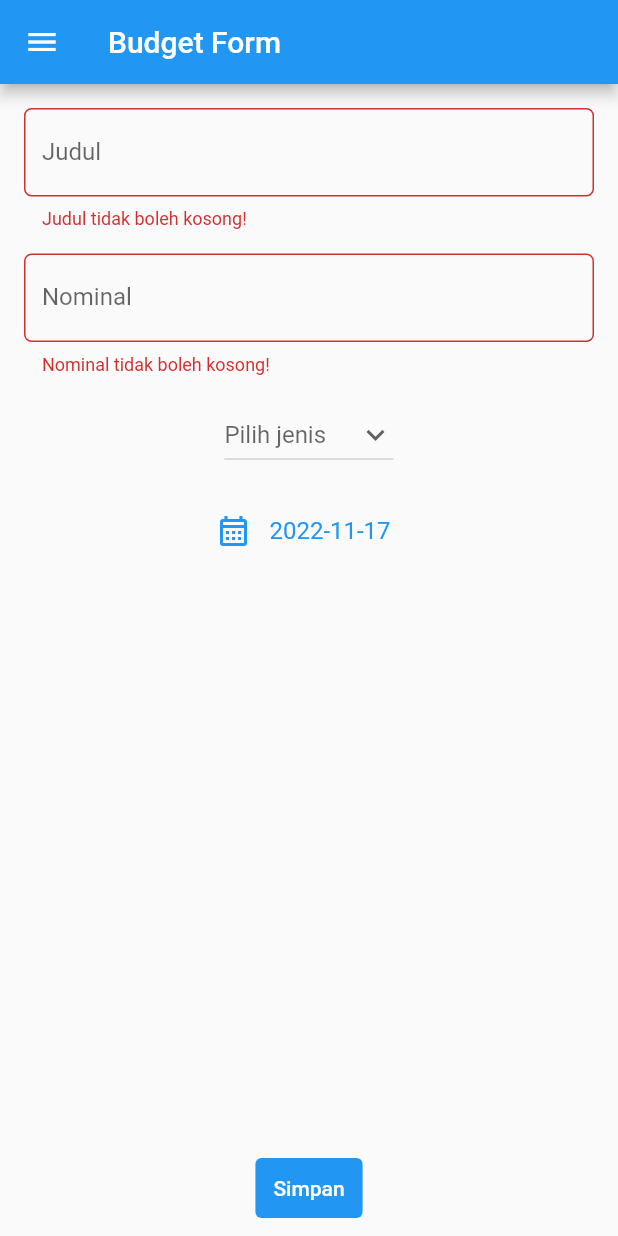
After one commit to aidahputri/pbp-flutter-lab, a Flutter app: the BudgetForm screen opened by its route, after a tap on "Simpan", on a phone screen of 412 x 824 dp. The commit adds this screen. Run offline on Flutter 3.47's test engine with Material 2 defaults, Android fonts, the phone set to English and light mode, and no system bars.

Commit message:
finish Tugas 8

```diff
--- /dev/null
+++ b/lib/budget.dart
@@ -0,0 +1,28 @@
+class Budget {
+  static List<Budget> listBudget = [];
+  String title;
+  int nominal;
+  String type;
+  DateTime date;
+
+  Budget({
+    required this.title,
+    required this.nominal,
+    required this.type,
+    required this.date,
+  });
+
+  static void addBudget({
+    required judul,
+    required nominal,
+    required jenis,
+    required tanggal,
+  }) {
+    listBudget.add(Budget(
+      title: judul,
+      nominal: nominal,
+      type: jenis,
+      date: tanggal,
+    ));
+  }
+}
--- /dev/null
+++ b/lib/drawer.dart
@@ -0,0 +1,49 @@
+import 'package:flutter/material.dart';
+import 'package:counter_7/main.dart';
+import 'package:counter_7/form.dart';
+import 'package:counter_7/budget_data.dart';
+
+Drawer drawerBuild(BuildContext context) {
+  String? route = ModalRoute.of(context)?.settings.name;
+
+  return Drawer(
+    child: Column(
+      children: [
+        // Menambahkan clickable menu
+        ListTile(
+          title: const Text('Counter_7'),
+          onTap: () {
+            // ke homepage
+            if (route == '/') {
+              Navigator.pop(context);
+            } else {
+              Navigator.pushReplacementNamed(context, '/');
+            }
+          },
+        ),
+
+        ListTile(
+          title: const Text('Tambah Budget'),
+          onTap: () {
+            if (route == '/budget-form') {
+              Navigator.pop(context);
+            } else { // ke form budget
+              Navigator.pushReplacementNamed(context, '/budget-form');
+            }
+          },
+        ),
+
+        ListTile(
+          title: const Text('Data Budget'),
+          onTap: () {
+            if (route == '/budget-data') {
+              Navigator.pop(context);
+            } else { // ke data budget
+              Navigator.pushReplacementNamed(context, '/budget-data');
+            }
+          },
+        ),
+      ],
+    ),
+  );
+}
--- /dev/null
+++ b/lib/form.dart
@@ -0,0 +1,239 @@
+import 'package:flutter/material.dart';
+import 'package:counter_7/budget.dart';
+import 'package:counter_7/drawer.dart';
+
+class BudgetForm extends StatefulWidget {
+  const BudgetForm({super.key});
+
+  @override
+  State<BudgetForm> createState() => _BudgetFormState();
+}
+
+class _BudgetFormState extends State<BudgetForm> {
+  final _formKey = GlobalKey<FormState>();
+  String _judul = '';
+  int _nominal = 0;
+  String _jenis = '';
+  DateTime? _date = DateTime.now();
+
+  @override
+  Widget build(BuildContext context) {
+    return Scaffold(
+      appBar: AppBar(
+        title: const Text('Budget Form'),
+      ),
+      drawer: drawerBuild(context),
+      body: Form(
+        key: _formKey,
+        child: Padding(
+          padding: const EdgeInsets.all(8.0),
+          child: Column(
+            mainAxisSize: MainAxisSize.max,
+            children: [
+              // Input title
+              Padding(
+                padding: const EdgeInsets.all(8.0),
+                child: TextFormField(
+                  decoration: InputDecoration(
+                    hintText: "Judul",
+                    labelText: "Judul",
+                    // menambahkan border
+                    border: OutlineInputBorder(
+                      borderRadius: BorderRadius.circular(5.0),
+                    ),
+                  ),
+                  // menambahkan behavior saat nama diketik
+                  onChanged: (String? value) {
+                    setState(() {
+                      _judul = value!;
+                    });
+                  },
+                  // menambahkan behavior saat data disimpan
+                  onSaved: (String? value) {
+                    setState(() {
+                      _judul = value!;
+                    });
+                  },
+                  // validasi form
+                  validator: (String? value) {
+                    if (value == null || value.isEmpty) {
+                      return 'Judul tidak boleh kosong!';
+                    }
+                    return null;
+                  },
+                ),
+
+              ),
+
+              // Input nominal
+              Padding(
+                padding: const EdgeInsets.all(8.0),
+                child: TextFormField(
+                  decoration: InputDecoration(
+                    hintText: "Nominal",
+                    labelText: "Nominal",
+                    // Menambahkan circular border agar lebih rapi
+                    border: OutlineInputBorder(
+                      borderRadius: BorderRadius.circular(5.0),
+                    ),
+                  ),
+                  keyboardType: TextInputType.number,
+                  // Menambahkan behavior saat nominal diketik
+                  onChanged: (String? value) {
+                    setState(() {
+                      if (value == null || value.isEmpty) {
+                        _nominal = 0;
+                      } else {
+                        _nominal = int.parse(value);
+                      }
+                    });
+                  },
+                  // Menambahkan behavior saat data disimpan
+                  onSaved: (String? value) {
+                    setState(() {
+                      if (value == null || value.isEmpty) {
+                        _nominal = 0;
+                      } else {
+                        _nominal = int.parse(value);
+                      }
+                    });
+                  },
+                  // Validator sebagai validasi form
+                  validator: (String? value) {
+                    if (value == null || value.isEmpty) {
+                      return 'Nominal tidak boleh kosong!';
+                    }
+                    if (int.parse(value) == 0) {
+                      return 'Nominal tidak boleh nol!';
+                    }
+                    return null;
+                  },
+                ),
+              ),
+
+              // Input jenis
+              Padding(
+                padding: const EdgeInsets.all(8.0),
+                child: DropdownButton<String>(
+                  value: null,
+                  icon: const Icon(Icons.keyboard_arrow_down),
+                  hint: Text(_jenis == '' ? 'Pilih jenis' : _jenis),
+                  items: const <DropdownMenuItem<String>>[
+                    DropdownMenuItem<String>(
+                      value: 'Pengeluaran',
+                      child: Text('Pengeluaran'),
+                    ),
+                    DropdownMenuItem<String>(
+                      value: 'Pemasukan',
+                      child: Text('Pemasukan'),
+                    ),
+                  ],
+                  onChanged: (String? value) {
+                    setState(() {
+                      _jenis = value!;
+                    });
+                  },
+                ),
+              ),
+              Padding(
+                // Input Jenis
+                padding: const EdgeInsets.all(8.0),
+                child: Row(
+                  mainAxisAlignment: MainAxisAlignment.center,
+                  children: [
+                    const Icon(
+                      Icons.calendar_month_outlined,
+                      color: Colors.blue,
+                    ),
+                    const SizedBox(width: 4.0),
+                    TextButton(
+                      onPressed: (() {
+                        showDatePicker(
+                          context: context,
+                          initialDate: DateTime.now(),
+                          firstDate: DateTime(2000),
+                          lastDate: DateTime(2999),
+                        ).then((value) {
+                          setState(() {
+                            _date = value;
+                          });
+                        });
+                      }),
+                      child: Text(
+                        _date.toString().split(' ')[0],
+                        style: const TextStyle(
+                          fontSize: 16.0,
+                          fontWeight: FontWeight.normal,
+                        ),
+                      ),
+                    ),
+                  ],
+                ),
+              ),
+
+              Expanded(
+                child: Align(
+                  alignment: Alignment.bottomCenter,
+                  child: TextButton(
+                    onPressed: () {
+                      if (_formKey.currentState!.validate()) {
+                        Budget.addBudget(
+                          judul: _judul,
+                          nominal: _nominal,
+                          jenis: _jenis,
+                          tanggal: _date,
+                        );
+                        showDialog(
+                          context: context,
+                          builder: (context) {
+                            return Dialog(
+                              shape: RoundedRectangleBorder(
+                                borderRadius: BorderRadius.circular(10),
+                              ),
+                              elevation: 15,
+                              child: ListView(
+                                padding: const EdgeInsets.symmetric(
+                                  horizontal: 20.0,
+                                  vertical: 16.0,
+                                ),
+                                shrinkWrap: true,
+                                children: [
+                                  Center(
+                                    child: Text(
+                                      "Berhasil menambahkan $_jenis $_judul sebesar ${_nominal.toString()}",
+                                      textAlign: TextAlign.center,
+                                    ),
+                                  ),
+                                  TextButton(
+                                    onPressed: () {
+                                      Navigator.pop(context);
+                                    },
+                                    child: const Text('Kembali'),
+                                  )
+                                ],
+                              ),
+                            );
+                          },
+                        );
+                        _formKey.currentState!.reset(); // me-reset isi form
+                      }
+                    },
+
+                    style: ButtonStyle(
+                      padding: MaterialStateProperty.all(const EdgeInsets.all(12.0)),
+                      backgroundColor: MaterialStateProperty.all(Colors.blue),
+                    ),
+                    child: const Text(
+                      "Simpan",
+                      style: TextStyle(color: Colors.white),
+                    ),
+                  ),
+                ),
+              ),
+            ],
+          ),
+        ),
+      ),
+    );
+  }
+}
--- a/lib/main.dart
+++ b/lib/main.dart
@@ -1,4 +1,7 @@
 import 'package:flutter/material.dart';
+import 'package:counter_7/form.dart';
+import 'package:counter_7/drawer.dart';
+import 'package:counter_7/budget_data.dart';
 
 void main() {
   runApp(const MyApp());
@@ -13,34 +16,19 @@ class MyApp extends StatelessWidget {
     return MaterialApp(
       title: 'Flutter Demo',
       theme: ThemeData(
-        // This is the theme of your application.
-        //
-        // Try running your application with "flutter run". You'll see the
-        // application has a blue toolbar. Then, without quitting the app, try
-        // changing the primarySwatch below to Colors.green and then invoke
-        // "hot reload" (press "r" in the console where you ran "flutter run",
-        // or simply save your changes to "hot reload" in a Flutter IDE).
-        // Notice that the counter didn't reset back to zero; the application
-        // is not restarted.
         primarySwatch: Colors.blue,
       ),
-      home: const MyHomePage(title: 'Flutter Demo Home Page'),
+      home: const MyHomePage(title: 'Home Page'),
+      routes: {
+        '/budget-form': (context) => const BudgetForm(),
+        '/budget-data': (context) => const BudgetData()
+      },
     );
   }
 }
 
 class MyHomePage extends StatefulWidget {
   const MyHomePage({super.key, required this.title});
-
-  // This widget is the home page of your application. It is stateful, meaning
-  // that it has a State object (defined below) that contains fields that affect
-  // how it looks.
-
-  // This class is the configuration for the state. It holds the values (in this
-  // case the title) provided by the parent (in this case the App widget) and
-  // used by the build method of the State. Fields in a Widget subclass are
-  // always marked "final".
-
   final String title;
 
   @override
@@ -52,11 +40,6 @@ class _MyHomePageState extends State<MyHomePage> {
 
   void _incrementCounter() {
     setState(() {
-      // This call to setState tells the Flutter framework that something has
-      // changed in this State, which causes it to rerun the build method below
-      // so that the display can reflect the updated values. If we changed
-      // _counter without calling setState(), then the build method would not be
-      // called again, and so nothing would appear to happen.
       _counter++;
     });
   }
@@ -73,41 +56,15 @@ class _MyHomePageState extends State<MyHomePage> {
 
   @override
   Widget build(BuildContext context) {
-    // This method is rerun every time setState is called, for instance as done
-    // by the _incrementCounter method above.
-    //
-    // The Flutter framework has been optimized to make rerunning build methods
-    // fast, so that you can just rebuild anything that needs updating rather
-    // than having to individually change instances of widgets.
     return Scaffold(
       appBar: AppBar(
-        // Here we take the value from the MyHomePage object that was created by
-        // the App.build method, and use it to set our appbar title.
         title: Text(widget.title),
       ),
+      drawer: drawerBuild(context),
       body: Center(
-        // Center is a layout widget. It takes a single child and positions it
-        // in the middle of the parent.
         child: Column(
-          // Column is also a layout widget. It takes a list of children and
-          // arranges them vertically. By default, it sizes itself to fit its
-          // children horizontally, and tries to be as tall as its parent.
-          //
-          // Invoke "debug painting" (press "p" in the console, choose the
-          // "Toggle Debug Paint" action from the Flutter Inspector in Android
-          // Studio, or the "Toggle Debug Paint" command in Visual Studio Code)
-          // to see the wireframe for each widget.
-          //
-          // Column has various properties to control how it sizes itself and
-          // how it positions its children. Here we use mainAxisAlignment to
-          // center the children vertically; the main axis here is the vertical
-          // axis because Columns are vertical (the cross axis would be
-          // horizontal).
           mainAxisAlignment: MainAxisAlignment.center,
           children: <Widget>[
-            // const Text(
-            //   'You have pushed the button this many times:',
-            // ),
             _counter % 2 == 1 ?
               const Text(
                 "GANJIL",
@@ -153,7 +110,6 @@ class _MyHomePageState extends State<MyHomePage> {
           ],
         )
         )
-      // This trailing comma makes auto-formatting nicer for build methods.
     );
   }
 }
```
Also changed, not shown: lib/budget_data.dart (added, +69 -0 lines), 1 other file.
